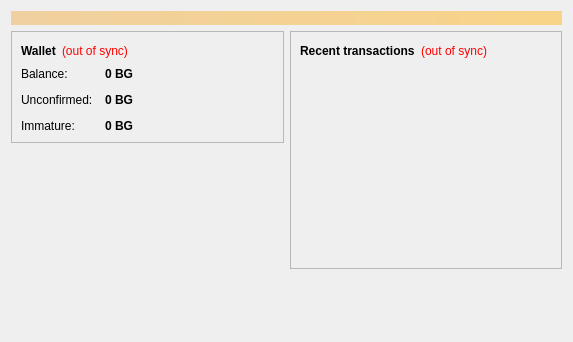
Old version of the form src/qt/forms/overviewpage.ui in the repository bouwgeld/bouwgeld.
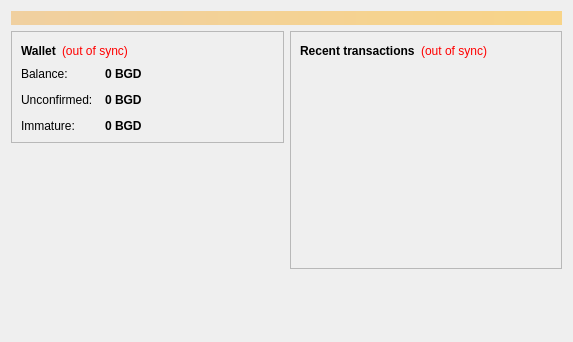
New version of the form.

What changed in the file:
```diff
--- a/src/qt/forms/overviewpage.ui
+++ b/src/qt/forms/overviewpage.ui
@@ -122,7 +122,7 @@
                <string>Your current balance</string>
               </property>
               <property name="text">
-               <string notr="true">0 BG</string>
+               <string notr="true">0 BGD</string>
               </property>
               <property name="textInteractionFlags">
                <set>Qt::LinksAccessibleByMouse|Qt::TextSelectableByKeyboard|Qt::TextSelectableByMouse</set>
@@ -151,7 +151,7 @@
                <string>Total of transactions that have yet to be confirmed, and do not yet count toward the current balance</string>
               </property>
               <property name="text">
-               <string notr="true">0 BG</string>
+               <string notr="true">0 BGD</string>
               </property>
               <property name="textInteractionFlags">
                <set>Qt::LinksAccessibleByMouse|Qt::TextSelectableByKeyboard|Qt::TextSelectableByMouse</set>
@@ -177,7 +177,7 @@
                <string>Mined balance that has not yet matured</string>
               </property>
               <property name="text">
-               <string notr="true">0 BG</string>
+               <string notr="true">0 BGD</string>
               </property>
               <property name="textInteractionFlags">
                <set>Qt::LinksAccessibleByMouse|Qt::TextSelectableByKeyboard|Qt::TextSelectableByMouse</set>
```
